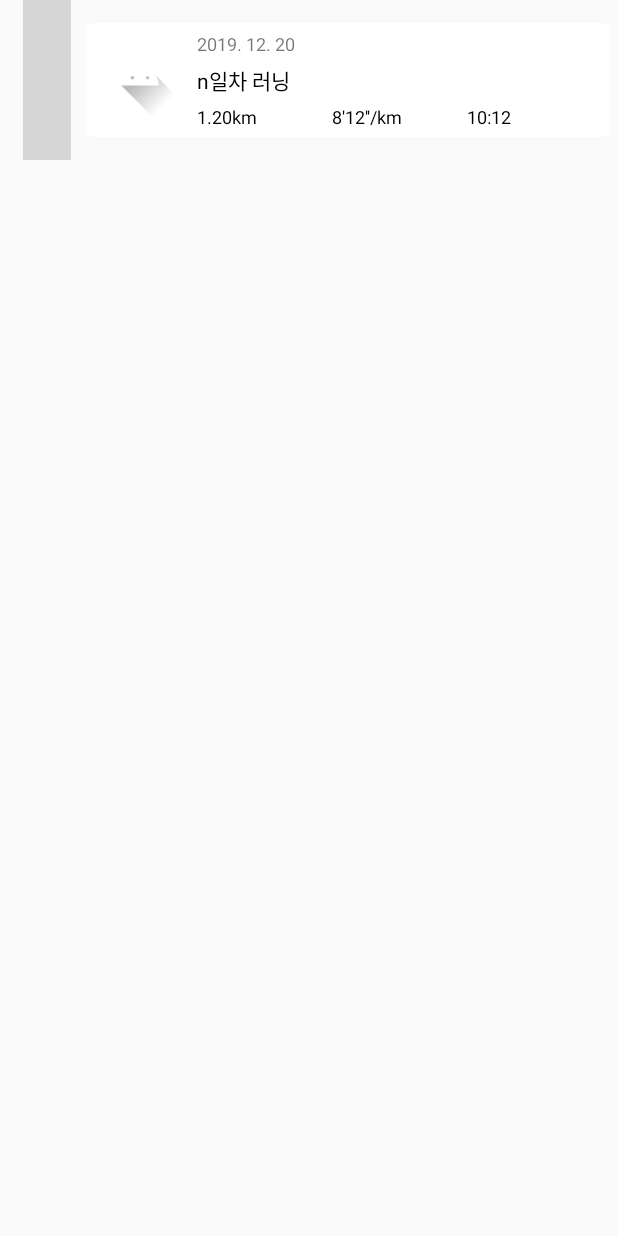
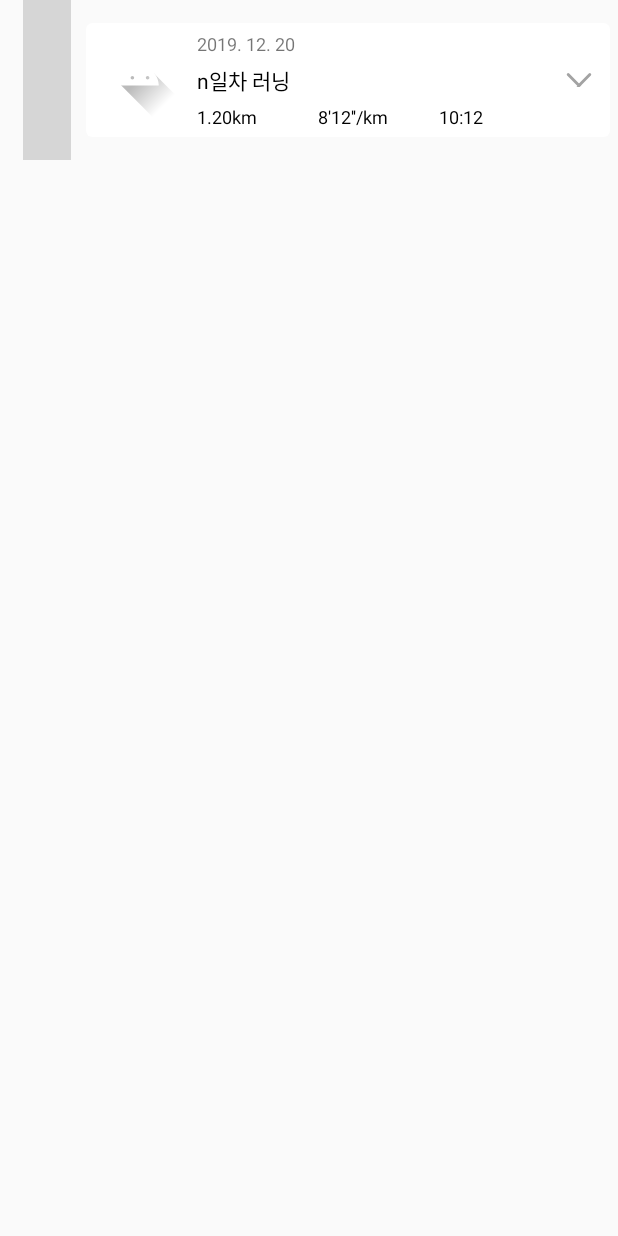
Before and after one commit to prography/5th-pizza-android, an Android app: the layout item_timeline.xml on its own in the app's theme, with its tools: preview values and no code run, on a phone screen of 412 x 824 dp. Run offline under Robolectric (Android 15) with nearby library versions, the phone set to English and light mode, and no system bars; plain views replace TimelineView; grey boxes are pictures that could not be loaded.

Commit message:
#54. FIX ChallengeDetail

```diff
--- a/app/src/main/java/com/prography/prography_pizza/src/challenge_detail/ChallengeDetailService.java
+++ b/app/src/main/java/com/prography/prography_pizza/src/challenge_detail/ChallengeDetailService.java
@@ -1,4 +1,6 @@
 package com.prography.prography_pizza.src.challenge_detail;
+
+import android.util.Log;
 
 import com.prography.prography_pizza.src.challenge_detail.interfaces.ChallengeDetailActivityView;
 import com.prography.prography_pizza.src.challenge_detail.interfaces.ChallengeDetailRetrofitInterface;
@@ -25,6 +27,7 @@ public class ChallengeDetailService {
             public void onResponse(Call<ChallengeDetailResponse> call, Response<ChallengeDetailResponse> response) {
                 final ChallengeDetailResponse challengeDetailResponse = response.body();
                 if (challengeDetailResponse == null) {
+                    Log.i("getDetail", "null");
                     mChallengeDetailActivityView.validateFailure();
                     return;
                 }
@@ -34,6 +37,8 @@ public class ChallengeDetailService {
 
             @Override
             public void onFailure(Call<ChallengeDetailResponse> call, Throwable t) {
+                Log.i("getDeatil", "failure");
+                t.printStackTrace();
                 mChallengeDetailActivityView.validateFailure();
             }
         });
--- a/app/src/main/java/com/prography/prography_pizza/src/challenge_detail/adapter/ChallengeDetailExpandableAdapter.java
+++ b/app/src/main/java/com/prography/prography_pizza/src/challenge_detail/adapter/ChallengeDetailExpandableAdapter.java
@@ -34,10 +34,11 @@ public class ChallengeDetailExpandableAdapter extends RecyclerView.Adapter<Chall
     private String runningTime;
     private double distance;
 
-    public ChallengeDetailExpandableAdapter(ArrayList<ChallengeDetailResponse.Data> mList, Context context) {
+    public ChallengeDetailExpandableAdapter(ArrayList<ChallengeDetailResponse.Data> mList, Context context, String exerciseType) {
         this.mList = mList;
         mContext = context;
         layoutInflater = LayoutInflater.from(context);
+        this.exerciseType=exerciseType;
     }
 
     @NonNull
@@ -60,9 +61,8 @@ public class ChallengeDetailExpandableAdapter extends RecyclerView.Adapter<Chall
                 e.printStackTrace();
             }
 
-
             recordId = timeLineModel.getRecordId();
-            switch (timeLineModel.getExerciseType()) {
+            switch (exerciseType) {
                 case "running":
                     exerciseType = "러닝";
                     break;
--- a/app/src/main/java/com/prography/prography_pizza/src/challenge_detail/interfaces/ChallengeDetailRetrofitInterface.java
+++ b/app/src/main/java/com/prography/prography_pizza/src/challenge_detail/interfaces/ChallengeDetailRetrofitInterface.java
@@ -7,6 +7,6 @@ import retrofit2.http.GET;
 import retrofit2.http.Path;
 
 public interface ChallengeDetailRetrofitInterface {
-    @GET("challenges/{:challengeId}")
+    @GET("challenges/{challengeId}/records")
     Call<ChallengeDetailResponse> getChallengeDetail(@Path("challengeId") int challengeId);
 }
--- a/app/src/main/java/com/prography/prography_pizza/src/mypage/fragments/records/adapter/MyChallengeListAdapter.java
+++ b/app/src/main/java/com/prography/prography_pizza/src/mypage/fragments/records/adapter/MyChallengeListAdapter.java
@@ -133,6 +133,7 @@ public class MyChallengeListAdapter extends RecyclerView.Adapter<MyChallengeList
                 // Start Challenge Detail Activity
                 Intent intent = new Intent(v.getContext(), ChallengeDetailActivity.class);
                 intent.putExtra("challengeId", mChallenges.get(getAdapterPosition()).getChallengeId());
+                intent.putExtra("exerciseType", mChallenges.get(getAdapterPosition()).getExerciseType());
                 ((MyPageActivity) v.getContext()).startActivity(intent);
             }
         }
--- /dev/null
+++ b/app/src/main/res/drawable/ic_expand_gray.xml
@@ -0,0 +1,11 @@
+<vector android:height="24dp" android:viewportHeight="100"
+    android:viewportWidth="100" android:width="24dp" xmlns:android="http://schemas.android.com/apk/res/android">
+    <path android:fillColor="#A3A3A3"
+        android:strokeColor="#A3A3A3"
+        android:strokeWidth="6"
+        android:pathData="M50,66.44a1,1 0,0 1,-0.72 -0.3l-30,-30.89a1,1 0,0 1,1.43 -1.39l30,30.89a1,1 0,0 1,-0.72 1.7Z"/>
+    <path android:fillColor="#A3A3A3"
+        android:strokeColor="#A3A3A3"
+        android:strokeWidth="6"
+        android:pathData="M50,66.44a1,1 0,0 1,-0.72 -1.7l30,-30.89a1,1 0,0 1,1.43 1.39l-30,30.89A1,1 0,0 1,50 66.44Z"/>
+</vector>
--- a/app/src/main/res/layout/activity_challenge_detail.xml
+++ b/app/src/main/res/layout/activity_challenge_detail.xml
@@ -34,7 +34,6 @@
         android:scrollbars="none"
         app:layoutManager="androidx.recyclerview.widget.LinearLayoutManager"
         tools:listitem="@layout/item_timeline"
-        tools:itemCount="3"
         app:layout_constraintStart_toStartOf="parent"
         app:layout_constraintTop_toBottomOf="@id/toolbar_detail"
         app:layout_constraintEnd_toEndOf="parent"/>
--- a/app/src/main/res/layout/item_challenge_main.xml
+++ b/app/src/main/res/layout/item_challenge_main.xml
@@ -30,7 +30,8 @@
         app:layout_constraintEnd_toEndOf="parent"
         app:layout_constraintTop_toTopOf="parent"
         android:adjustViewBounds="true"
-        android:id="@+id/iv_menu_item_challenge" />
+        android:id="@+id/iv_menu_item_challenge"
+        android:visibility="gone"/>
 
     <TextView
         android:layout_width="wrap_content"
--- a/app/src/main/res/layout/item_timeline.xml
+++ b/app/src/main/res/layout/item_timeline.xml
@@ -34,7 +34,8 @@
 
         <LinearLayout
             android:layout_width="match_parent"
-            android:layout_height="match_parent">
+            android:layout_height="match_parent"
+            android:orientation="horizontal">
 
             <ImageView
                 android:id="@+id/iv_map_detail"
@@ -44,11 +45,12 @@
                 android:src="@drawable/ic_launcher_foreground"/>
 
             <LinearLayout
-                android:layout_width="match_parent"
+                android:layout_width="0dp"
                 android:layout_height="wrap_content"
                 android:gravity="center"
                 android:orientation="vertical"
-                android:layout_marginLeft="7dp">
+                android:layout_marginLeft="7dp"
+                android:layout_weight="1">
 
                 <androidx.appcompat.widget.AppCompatTextView
                     android:id="@+id/tv_date_detail"
@@ -102,6 +104,15 @@
                 </LinearLayout>
 
             </LinearLayout>
+
+            <ImageView
+                android:id="@+id/iv_expand_detail"
+                android:layout_width="wrap_content"
+                android:layout_height="wrap_content"
+                android:src="@drawable/ic_expand_gray"
+                android:layout_gravity="center_vertical"
+                android:layout_marginRight="3dp"/>
+
         </LinearLayout>
 
     </com.google.android.material.card.MaterialCardView>
```
Also changed, not shown: app/src/main/java/com/prography/prography_pizza/src/challenge_detail/ChallengeDetailActivity.java (+25 -13 lines), app/src/main/java/com/prography/prography_pizza/src/challenge_detail/models/ChallengeDetailResponse.java (+10 -12 lines).
